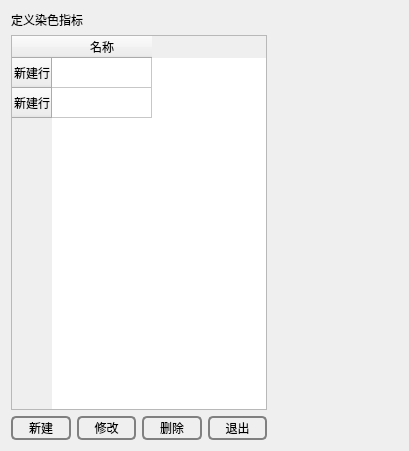
Before: the Qt Designer form tabsystemset/otherwidget/immuneindexset.ui in YYC572652645/PatholoSystem, drawn with Qt 5.
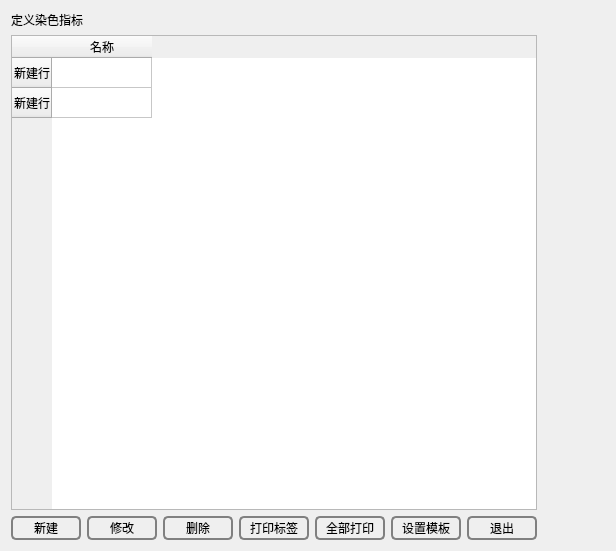
After: the same form once the commit is applied.

The edit to the form file:
```diff
--- a/tabsystemset/otherwidget/immuneindexset.ui
+++ b/tabsystemset/otherwidget/immuneindexset.ui
@@ -6,8 +6,8 @@
    <rect>
     <x>0</x>
     <y>0</y>
-    <width>409</width>
-    <height>451</height>
+    <width>616</width>
+    <height>551</height>
    </rect>
   </property>
   <property name="windowTitle">
@@ -48,6 +48,12 @@
         <layout class="QHBoxLayout" name="horizontalLayout">
          <item>
           <widget class="QPushButton" name="pushButtonNew">
+           <property name="minimumSize">
+            <size>
+             <width>70</width>
+             <height>0</height>
+            </size>
+           </property>
            <property name="styleSheet">
             <string notr="true">QPushButton
 {
@@ -79,6 +85,12 @@
          </item>
          <item>
           <widget class="QPushButton" name="pushButtonUpdate">
+           <property name="minimumSize">
+            <size>
+             <width>70</width>
+             <height>0</height>
+            </size>
+           </property>
            <property name="styleSheet">
             <string notr="true">QPushButton
 {
@@ -110,6 +122,12 @@
          </item>
          <item>
           <widget class="QPushButton" name="pushButtonDelete">
+           <property name="minimumSize">
+            <size>
+             <width>70</width>
+             <height>0</height>
+            </size>
+           </property>
            <property name="styleSheet">
             <string notr="true">QPushButton
 {
@@ -139,8 +157,125 @@
            </property>
           </widget>
          </item>
+         <item>
+          <widget class="QPushButton" name="pushButtonPrint">
+           <property name="minimumSize">
+            <size>
+             <width>70</width>
+             <height>0</height>
+            </size>
+           </property>
+           <property name="styleSheet">
+            <string notr="true">QPushButton
+{
+    background-color: transparent;
+    border-radius:5px;
+    border:2px solid gray;
+    color:black;
+    height:20px;
+}
+
+QPushButton:hover
+{
+    background-color: rgb(0,130,150);
+    border-radius:5px;
+    color:white;
+}
+
+QPushButton:hover:pressed
+{
+    background-color:rgb(85,170,255);
+    border-radius:5px;
+    color:white;
+}</string>
+           </property>
+           <property name="text">
+            <string>打印标签</string>
+           </property>
+          </widget>
+         </item>
+         <item>
+          <widget class="QPushButton" name="pushButtonPrintAll">
+           <property name="minimumSize">
+            <size>
+             <width>70</width>
+             <height>0</height>
+            </size>
+           </property>
+           <property name="styleSheet">
+            <string notr="true">QPushButton
+{
+    background-color: transparent;
+    border-radius:5px;
+    border:2px solid gray;
+    color:black;
+    height:20px;
+}
+
+QPushButton:hover
+{
+    background-color: rgb(0,130,150);
+    border-radius:5px;
+    color:white;
+}
+
+QPushButton:hover:pressed
+{
+    background-color:rgb(85,170,255);
+    border-radius:5px;
+    color:white;
+}</string>
+           </property>
+           <property name="text">
+            <string>全部打印</string>
+           </property>
+          </widget>
+         </item>
+         <item>
+          <widget class="QPushButton" name="pushButtonTemplateSet">
+           <property name="minimumSize">
+            <size>
+             <width>70</width>
+             <height>0</height>
+            </size>
+           </property>
+           <property name="styleSheet">
+            <string notr="true">QPushButton
+{
+    background-color: transparent;
+    border-radius:5px;
+    border:2px solid gray;
+    color:black;
+    height:20px;
+}
+
+QPushButton:hover
+{
+    background-color: rgb(0,130,150);
+    border-radius:5px;
+    color:white;
+}
+
+QPushButton:hover:pressed
+{
+    background-color:rgb(85,170,255);
+    border-radius:5px;
+    color:white;
+}</string>
+           </property>
+           <property name="text">
+            <string>设置模板</string>
+           </property>
+          </widget>
+         </item>
          <item>
           <widget class="QPushButton" name="pushButtonExit">
+           <property name="minimumSize">
+            <size>
+             <width>70</width>
+             <height>0</height>
+            </size>
+           </property>
            <property name="styleSheet">
             <string notr="true">QPushButton
 {
```
